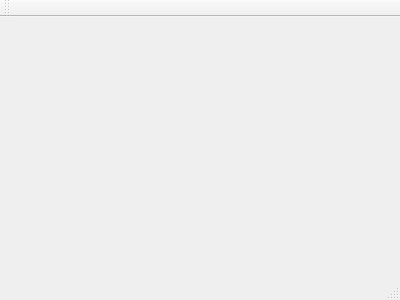
Above: qtStudy_multiThread/mainwindow.ui from f0ghua/qtStudy before the change. Below: the same form after it.
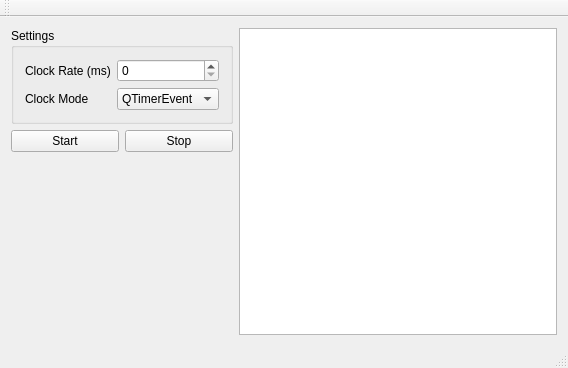
That is the form after the change.

```diff
--- a/qtStudy_multiThread/mainwindow.ui
+++ b/qtStudy_multiThread/mainwindow.ui
@@ -1,24 +1,107 @@
 <ui version="4.0">
  <class>MainWindow</class>
- <widget class="QMainWindow" name="MainWindow" >
-  <property name="geometry" >
+ <widget class="QMainWindow" name="MainWindow">
+  <property name="geometry">
    <rect>
     <x>0</x>
     <y>0</y>
-    <width>400</width>
-    <height>300</height>
+    <width>568</width>
+    <height>368</height>
    </rect>
   </property>
   <property name="windowTitle" >
    <string>MainWindow</string>
   </property>
-  <widget class="QMenuBar" name="menuBar" />
-  <widget class="QToolBar" name="mainToolBar" />
-  <widget class="QWidget" name="centralWidget" />
-  <widget class="QStatusBar" name="statusBar" />
+  <widget class="QWidget" name="centralWidget">
+   <layout class="QGridLayout" name="gridLayout">
+    <item row="1" column="2">
+     <widget class="QPushButton" name="pbStop">
+      <property name="text">
+       <string>Stop</string>
+      </property>
+     </widget>
+    </item>
+    <item row="0" column="1" colspan="2">
+     <widget class="QGroupBox" name="groupBox">
+      <property name="title">
+       <string>Settings</string>
+      </property>
+      <layout class="QGridLayout" name="gridLayout_2">
+       <item row="0" column="0">
+        <widget class="QLabel" name="label">
+         <property name="text">
+          <string>Clock Rate (ms)</string>
+         </property>
+        </widget>
+       </item>
+       <item row="0" column="1">
+        <widget class="QSpinBox" name="sbClockRate"/>
+       </item>
+       <item row="1" column="1">
+        <widget class="QComboBox" name="cbClockMode">
+         <item>
+          <property name="text">
+           <string>QTimerEvent</string>
+          </property>
+         </item>
+        </widget>
+       </item>
+       <item row="1" column="0">
+        <widget class="QLabel" name="label_2">
+         <property name="text">
+          <string>Clock Mode</string>
+         </property>
+        </widget>
+       </item>
+      </layout>
+     </widget>
+    </item>
+    <item row="1" column="1">
+     <widget class="QPushButton" name="pbStart">
+      <property name="text">
+       <string>Start</string>
+      </property>
+     </widget>
+    </item>
+    <item row="2" column="2">
+     <spacer name="verticalSpacer">
+      <property name="orientation">
+       <enum>Qt::Vertical</enum>
+      </property>
+      <property name="sizeHint" stdset="0">
+       <size>
+        <width>20</width>
+        <height>40</height>
+       </size>
+      </property>
+     </spacer>
+    </item>
+    <item row="0" column="3" rowspan="3" colspan="3">
+     <widget class="QPlainTextEdit" name="pteOutput"/>
+    </item>
+   </layout>
+  </widget>
+  <widget class="QMenuBar" name="menuBar">
+   <property name="geometry">
+    <rect>
+     <x>0</x>
+     <y>0</y>
+     <width>568</width>
+     <height>17</height>
+    </rect>
+   </property>
+  </widget>
+  <widget class="QToolBar" name="mainToolBar">
+   <attribute name="toolBarArea">
+    <enum>TopToolBarArea</enum>
+   </attribute>
+   <attribute name="toolBarBreak">
+    <bool>false</bool>
+   </attribute>
+  </widget>
+  <widget class="QStatusBar" name="statusBar"/>
  </widget>
- <layoutDefault spacing="6" margin="11" />
- <pixmapfunction></pixmapfunction>
+ <layoutdefault spacing="6" margin="11"/>
  <resources/>
  <connections/>
 </ui>
```
Left out of the diff: 3 changed lines with no effect on the pictures.
